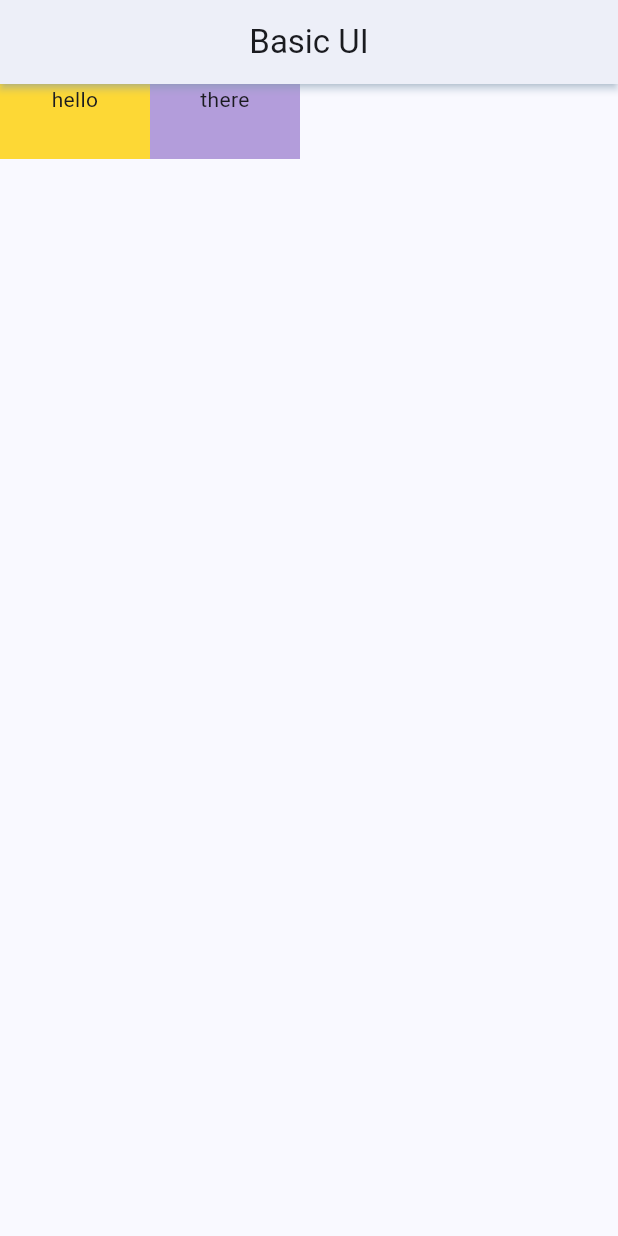
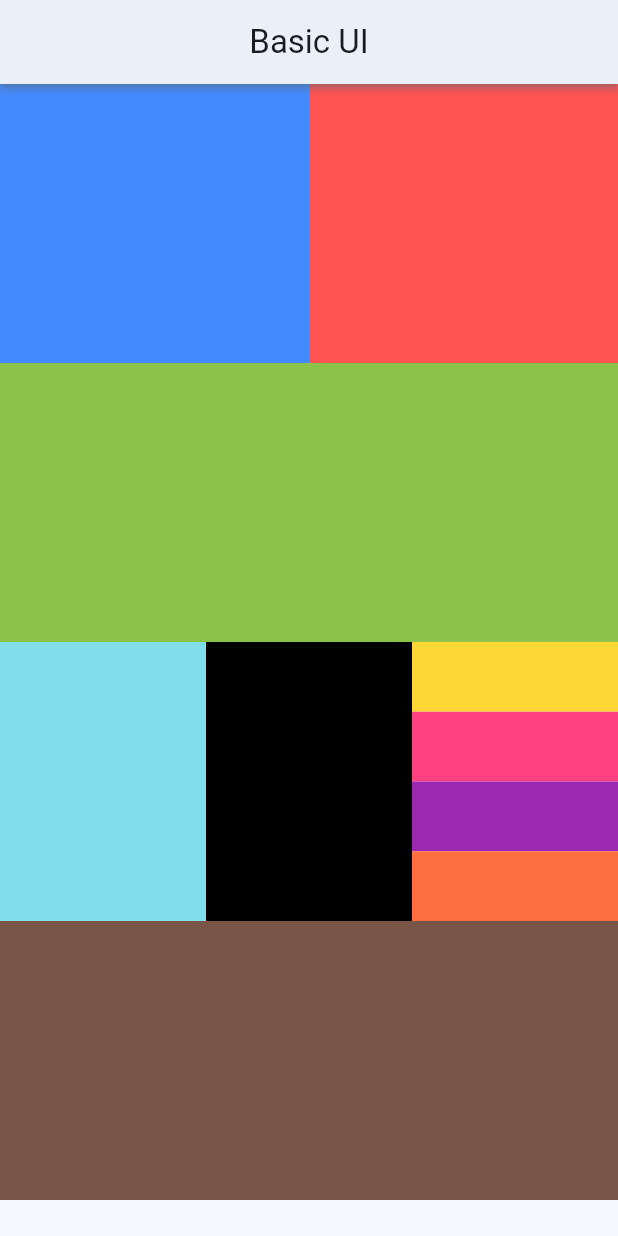
Before and after one commit to anastasiiaal/project_flutter, a Flutter app: the screen it shows after launch, on a phone screen of 412 x 824 dp. Run offline on Flutter 3.47's test engine with Material 3 defaults, Android fonts, the phone set to English and light mode, and no system bars.

Commit message:
first exercise ok

```diff
--- a/lib/main.dart
+++ b/lib/main.dart
@@ -28,7 +28,7 @@ class MyApp extends StatelessWidget {
         //
         // This works for code too, not just values: Most code changes can be
         // tested with just a hot reload.
-        colorScheme: ColorScheme.fromSeed(seedColor: Colors.blueAccent),
+        colorScheme: ColorScheme.fromSeed(seedColor: Colors.blue),
         useMaterial3: true,
       ),
       home: const MyFirstUI(),
@@ -44,32 +44,93 @@ class MyFirstUI extends StatelessWidget {
 
     Size size = MediaQuery.of(context).size;
     double width = MediaQuery.of(context).size.width;
+    double height = MediaQuery.of(context).size.height - 80;
 
     return Scaffold(
       appBar: AppBar(
         title: const Text("Basic UI"),
         elevation: 2,
-        shadowColor: Colors.blue[100],
+        shadowColor: Colors.blueGrey[300],
         centerTitle: true,
       ),
-      body: Row(
+      body: Column(
         children: [
-          Container(
-            height: 50.0,
-            width: 100.0,
-            color: Colors.yellow[600],
-            child: const Text("hello", textAlign: TextAlign.center),
+          Row(
+              children: [
+                Expanded(
+                  child: Container(
+                      height: height / 4,
+                      color: Colors.blueAccent
+                  ),
+                ),
+                Expanded(
+                  child: Container(
+                      height: height / 4,
+                      color: Colors.redAccent
+                  ),
+                ),
+              ]
           ),
-          Container(
-            height: 50.0,
-            width: 100.0,
-            color: Colors.deepPurple[200],
-            child: const Text("there", textAlign: TextAlign.center),
+          Row(
+              children: [
+                Expanded(
+                  child: Container(
+                      height: height / 4,
+                      color: Colors.lightGreen
+                  ),
+                )
+              ]
           ),
-        ]
-      ),
-
-
+          Row(
+              children: [
+                Expanded(
+                  child: Container(
+                      height: height / 4,
+                      color: Colors.cyan[200]
+                  ),
+                ),
+                Expanded(
+                  child: Container(
+                      height: height / 4,
+                      color: Colors.black
+                  ),
+                ),
+                Expanded(
+                  child: Column(
+                    children: [
+                      Container(
+                          height: height / 4 / 4,
+                          color: Colors.yellow[600]
+                      ),
+                      Container(
+                          height: height / 4 / 4,
+                          color: Colors.pinkAccent
+                      ),
+                      Container(
+                          height: height / 4 / 4,
+                          color: Colors.purple
+                      ),
+                      Container(
+                          height: height / 4 / 4,
+                          color: Colors.deepOrangeAccent
+                      ),
+                    ],
+                  )
+                ),
+              ]
+          ),
+          Row(
+              children: [
+                Expanded(
+                  child: Container(
+                      height: height / 4,
+                      color: Colors.brown
+                  ),
+                )
+              ]
+          ),
+        ],
+      )
     );
   }
 }
```
Also changed, not shown: 1 other file.
